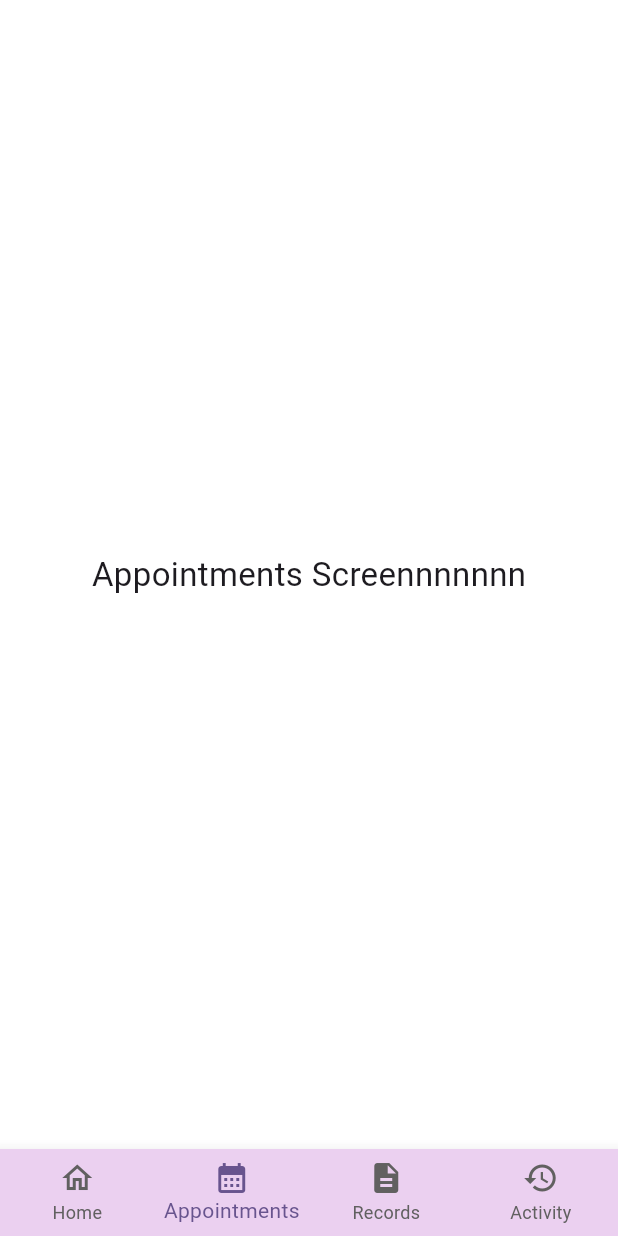
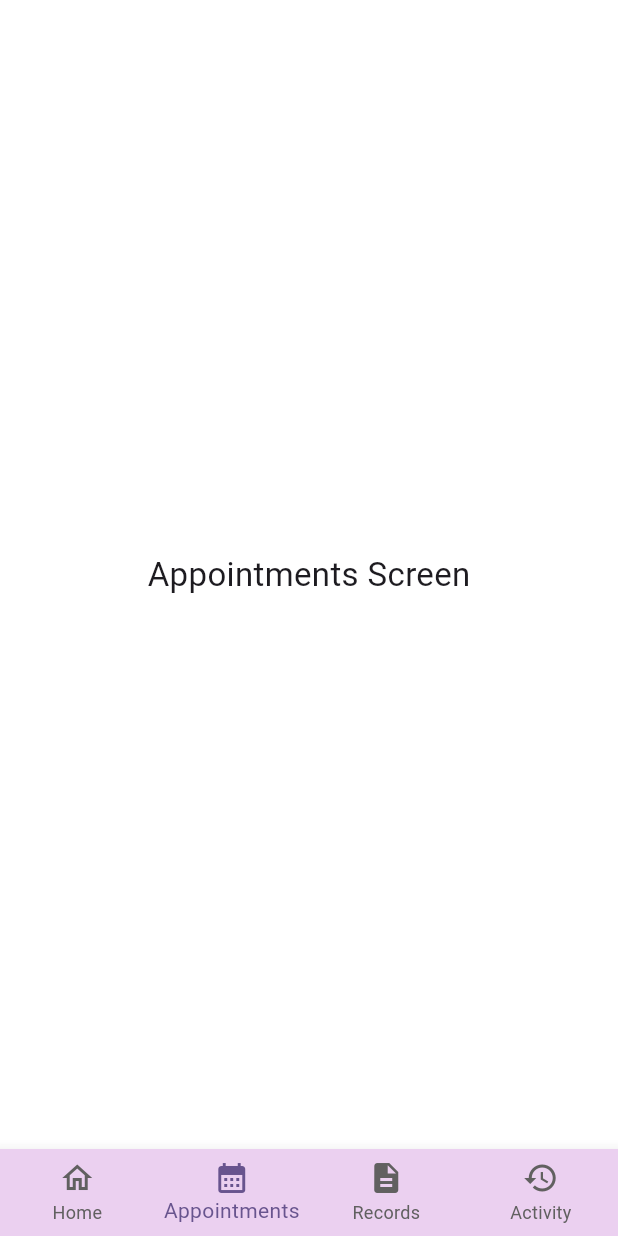
Before and after one commit to Archanachy/medilink, a Flutter app: the DashboardScreen screen opened by its route, item 2 of the bottom bar chosen, on a phone screen of 412 x 824 dp. Run offline on Flutter 3.47's test engine with Material 3 defaults, Android fonts, the phone set to English and light mode, and no system bars; Roboto replaces fonts that are missing (OpenSans Regular).

Commit message:
Sprint 2: Update home bottom screen

```diff
--- a/lib/screens/bottom/appointments_bottom_screen.dart
+++ b/lib/screens/bottom/appointments_bottom_screen.dart
@@ -7,9 +7,10 @@ class AppointmentsBottomScreen extends StatelessWidget {
   Widget build(BuildContext context) {
     return const Center(
       child: Text(
-        'Appointments Screennnnnnn',
+        'Appointments Screen',
         style: TextStyle(fontSize: 22),
       ),
     );
+
   }
 }
--- a/lib/screens/bottom/home_bottom_screen.dart
+++ b/lib/screens/bottom/home_bottom_screen.dart
@@ -219,5 +219,7 @@ class _ActionButton extends StatelessWidget {
           ),
       ],
     );
+    //  Home bottom screen UI
+
   }
 }
--- a/lib/screens/dashboard_screen.dart
+++ b/lib/screens/dashboard_screen.dart
@@ -58,7 +58,6 @@ class _DashboardScreenState extends State<DashboardScreen> {
             label: 'Activity',
           ),
         ],
-        //  bottom navigation integration
 
       ),
     );
```
